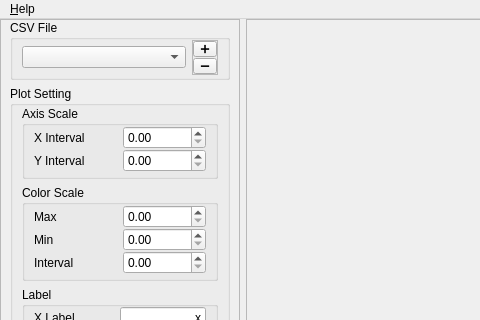
Yolyne/Csv-Heatmapper, file designer/MainWindow.ui: the form before one commit; both pictures show x 0 to 480 and y 0 to 320 of the 798 by 730 pixel window.
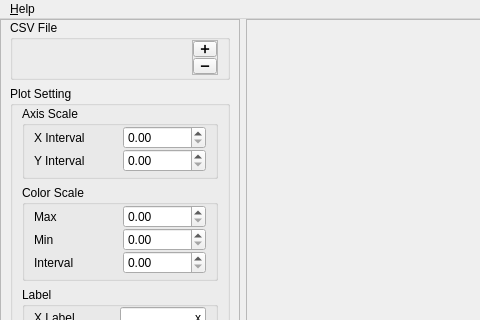
The form after the commit. Icons and pictures are not drawn.

```diff
--- a/designer/MainWindow.ui
+++ b/designer/MainWindow.ui
@@ -110,7 +110,17 @@
               <number>2</number>
              </property>
              <item>
-              <widget class="QComboBox" name="comboBox_files"/>
+              <spacer name="horizontalSpacer">
+               <property name="orientation">
+                <enum>Qt::Horizontal</enum>
+               </property>
+               <property name="sizeHint" stdset="0">
+                <size>
+                 <width>0</width>
+                 <height>20</height>
+                </size>
+               </property>
+              </spacer>
              </item>
              <item>
               <widget class="QFrame" name="frame_2">
```
